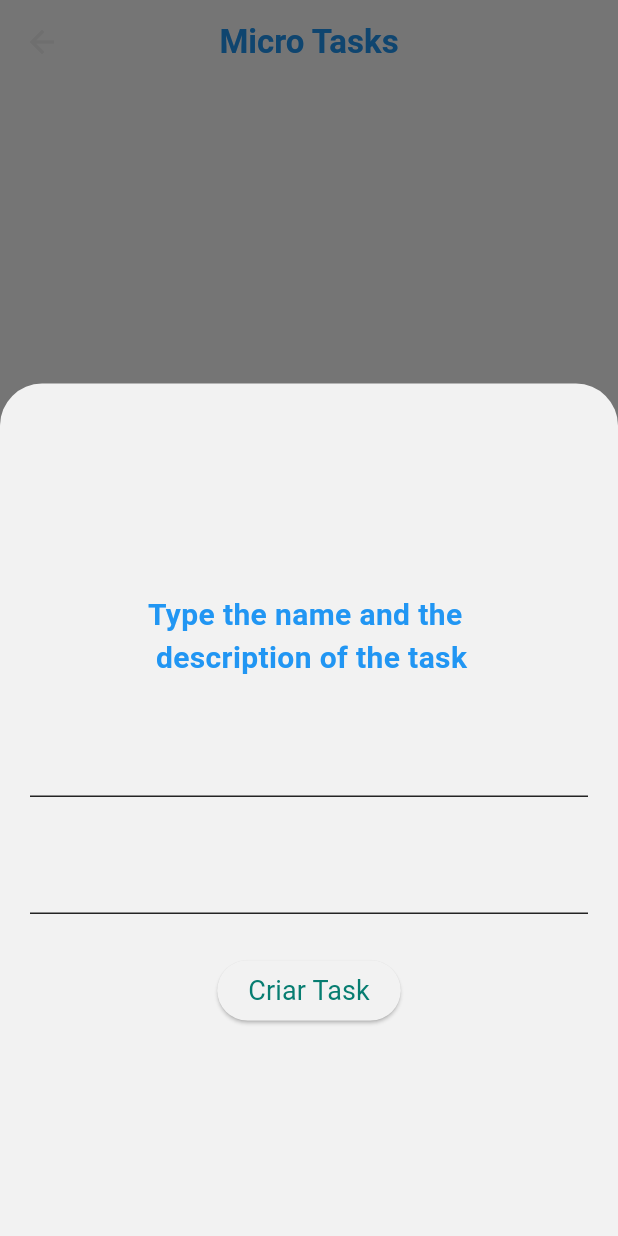
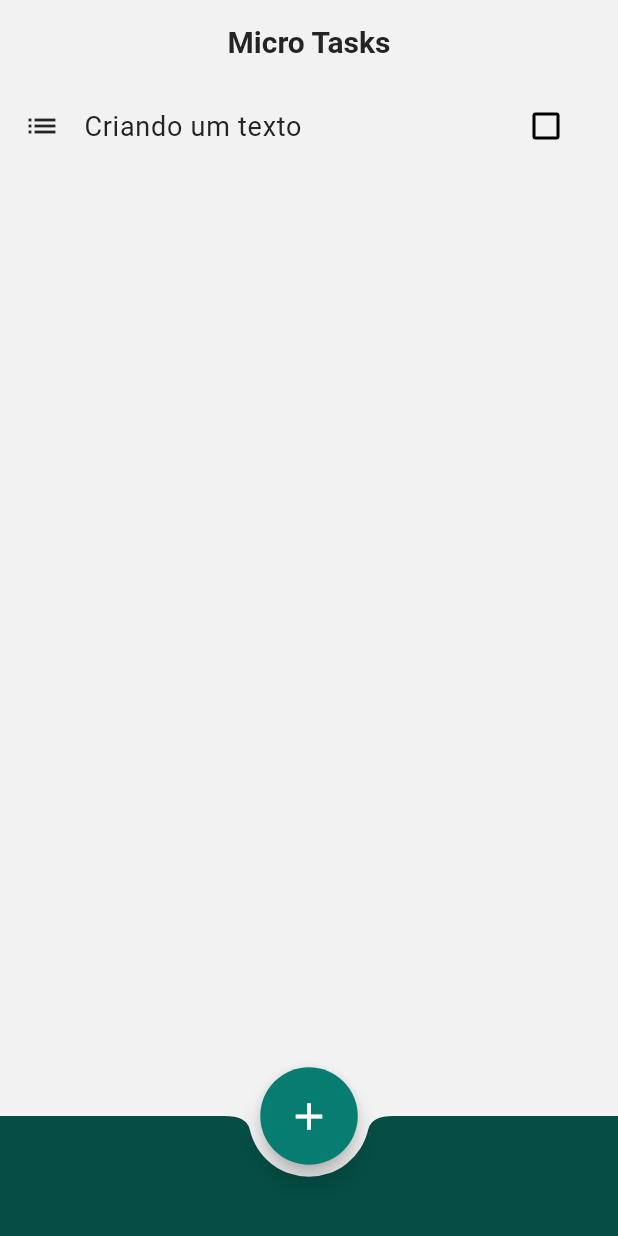
Before and after one commit to VitorMours/MicroTask, a Flutter app: the HomePage screen opened by its route, after a tap on the "add" icon, on a phone screen of 412 x 824 dp. Run offline on Flutter 3.47's test engine with Material 3 defaults, Android fonts, the phone set to English and light mode, and no system bars; our stand-ins replace drift, google_fonts, nested; accounts and stored records are empty.

Commit message:
Adding MVVM architecture for the home page of the app

```diff
--- a/lib/main.dart
+++ b/lib/main.dart
@@ -44,7 +44,7 @@ class MyApp extends StatelessWidget {
       initialRoute: '/',
       routes: {
         '/': (context) => const LoginPage(),
-        '/home': (context) => const HomePage(),
+        '/home': (context) =>HomePage(),
         '/signin': (context) => const SigninPage(),
       },
     );
--- a/lib/ui/core/theme/theme.dart
+++ b/lib/ui/core/theme/theme.dart
@@ -4,6 +4,7 @@ import "package:google_fonts/google_fonts.dart";
 
 final class AppColors {
   static final black = Color(0xFF242424);
+  static final hint = Color(0xFF929292);
   static final white = Color(0xFFf2f2f2);
   static final primary = Color(0xFF077d71);
   static final secondary = Color(0xFF3ec7b9);
@@ -59,7 +60,16 @@ abstract final class AppTheme {
     ),
   );
 
+
+  static final _appBarTheme = AppBarTheme(
+      titleTextStyle: TextStyle(
+        color: AppColors.black,
+        fontSize: 20,
+        fontWeight: FontWeight.bold,
+      ),
+  );
   static final _textInputTheme = InputDecorationTheme(
+    hintStyle: TextStyle(color: AppColors.hint),
     border: UnderlineInputBorder(
       borderSide: BorderSide(color: AppColors.black),
     ),
@@ -78,21 +88,43 @@ abstract final class AppTheme {
     ),
   );
 
+  static final snackBarThemeData = SnackBarThemeData(
+    backgroundColor: AppColors.tertiary
+  );
+
+  static final bottomAppBarThemeData = BottomAppBarTheme(
+    color: AppColors.tertiary,
+    surfaceTintColor: AppColors.tertiary
+  );
+  static final _listTileTheme = ListTileThemeData(
+    textColor: AppColors.black,
+    tileColor: AppColors.white,
+    leadingAndTrailingTextStyle: TextStyle(color: AppColors.black),
+    iconColor: AppColors.black
+
+
+  );
+
   static final lightTheme = ThemeData(
     brightness: Brightness.light,
+    appBarTheme: _appBarTheme,
     textTheme: _textTheme,
     colorScheme: AppColors.lightColorScheme,
     inputDecorationTheme: _textInputTheme,
+    snackBarTheme: snackBarThemeData,
+    bottomAppBarTheme: bottomAppBarThemeData,
+    listTileTheme: _listTileTheme
   );
 
   static final darkTheme = ThemeData(
     brightness: Brightness.dark,
+    appBarTheme: _appBarTheme,
     textTheme: _textTheme,
     colorScheme: AppColors.darkColorScheme,
     inputDecorationTheme: _textInputTheme,
+    snackBarTheme: snackBarThemeData,
+    bottomAppBarTheme: bottomAppBarThemeData,
+    listTileTheme: _listTileTheme
   );
 
-
-  static final snackBarThewmeData = SnackBarThemeData();
-
 }
--- /dev/null
+++ b/lib/ui/core/ui/bottom_navigation.dart
@@ -0,0 +1,18 @@
+import "package:flutter/material.dart";
+
+import "../theme/theme.dart";
+
+
+
+class BottomNavigation extends StatelessWidget {
+  const BottomNavigation({super.key});
+
+  @override
+  Widget build(BuildContext context) {
+    return BottomAppBar(
+      shape: CircularNotchedRectangle(),
+      notchMargin: 8,
+      child: Row(children: <Widget>[])
+    );
+  }
+}
--- a/lib/ui/features/home/viewmodel/home_viewmodel.dart
+++ b/lib/ui/features/home/viewmodel/home_viewmodel.dart
@@ -7,7 +7,7 @@ class HomeViewModel extends ChangeNotifier {
 
   TextEditingController taskNameController = TextEditingController();
   TextEditingController taskDescriptionController = TextEditingController();
-
+  final int _taskQuantity = 1;
 
   HomeViewModel({
     required UserRepository userRepository,
@@ -19,10 +19,13 @@ class HomeViewModel extends ChangeNotifier {
   final TaskRepository _taskRepository;
 
 
+  // TaskModel task
+   addTask(){
 
-  void addTask(TaskModel task){}
+    notifyListeners();
+  }
 
-
+  get taskQuantity => _taskQuantity;
 
 
 
--- a/lib/ui/features/home/widgets/home_screen.dart
+++ b/lib/ui/features/home/widgets/home_screen.dart
@@ -1,112 +1,56 @@
 import "package:flutter/gestures.dart";
 import "package:flutter/material.dart";
 import "package:provider/provider.dart";
+import "../../../core/ui/bottom_navigation.dart";
 import "../viewmodel/home_viewmodel.dart";
+import "";
 
-class HomePage extends StatefulWidget {
+class HomePage extends StatelessWidget {
   const HomePage({super.key});
-
-  @override
-  State<HomePage> createState() => _HomePageState();
-}
-
-class _HomePageState extends State<HomePage> {
-  final TextEditingController taskName = TextEditingController();
-  final TextEditingController taskDescription = TextEditingController();
 
   @override
   Widget build(BuildContext context) {
     return Scaffold(
-      backgroundColor: Colors.white,
-      // drawer: StyledDrawer(),
-      appBar: AppBar(
-        // TODO: Modificar o uso do app para ser feito por meio de um consumer que simular om provider de contexto para o changenotifier
-        title: const Text(
-          "Micro Tasks",
-          style: TextStyle(color: Colors.blue, fontWeight: FontWeight.bold),
-        ),
-        centerTitle: true,
-        backgroundColor: Colors.white,
-      ),
-      bottomNavigationBar: BottomAppBar(
-        shape: const CircularNotchedRectangle(),
-        color: Colors.blue,
-        clipBehavior: Clip.antiAlias,
-        notchMargin: 8.0,
-        child: Row(children: <Widget>[]),
-      ),
-
-      body: Container(color: Colors.white),
       floatingActionButtonLocation: FloatingActionButtonLocation.centerDocked,
-      floatingActionButton: Consumer<HomeViewModel>(
-        builder: (context, builder, child) {
-          return FloatingActionButton(
-            backgroundColor: Colors.blue,
-            shape: const CircleBorder(),
-            child: Icon(Icons.add, color: Colors.white, size: 30),
-            onPressed: () {
-              showModalBottomSheet(
-                context: context,
-                isScrollControlled: true,
-                builder: (BuildContext context) {
-                  return Padding(
-                    padding: EdgeInsets.only(
-                      bottom: MediaQuery.of(context).viewInsets.bottom,
-                    ),
-                    child: SizedBox(
-                      width: double.infinity,
-                      height: (MediaQuery.of(context).size.height / 1.45),
-                      child: Column(
-                        mainAxisAlignment: MainAxisAlignment.center,
-                        children: [
-                          Padding(
-                            padding: const EdgeInsets.fromLTRB(0, 0, 0, 15),
-                            child: Text(
-                              "Type the name and the \n description of the task",
-                              style: TextStyle(
-                                color: Colors.blue,
-                                fontWeight: FontWeight.bold,
-                                fontSize: 20,
-                              ),
-                            ),
-                          ),
-                          Padding(
-                            padding: const EdgeInsets.symmetric(
-                              horizontal: 20,
-                              vertical: 15,
-                            ),
-                            child: TextFormField(
-                              controller: taskName,
-                            ),
-                          ),
-
-                          Padding(
-                            padding: const EdgeInsets.symmetric(
-                              horizontal: 20,
-                              vertical: 15,
-                            ),
-                            child: TextFormField(
-                              controller: taskDescription,
-                            ),
-                          ),
-                          Padding(
-                            padding: const EdgeInsets.only(top: 12),
-                            child: ElevatedButton(
-                              onPressed: () {},
-                              // outro elemento que seja de responsabilidade de renderizar as tasks
-                              child: Text("Criar Task"),
-                            ),
-                          ),
-                        ],
-                      ),
-                    ),
-                  );
-                },
+      appBar: AppBar(title: Text("Micro Tasks"), centerTitle: true),
+      body: Consumer<HomeViewModel>(
+        builder: (context, viewModel, child) {
+          return ListView.builder(
+            itemCount: viewModel.taskQuantity,
+            itemBuilder: (BuildContext context, int index) {
+              return ListTile(
+                leading: Icon(Icons.list),
+                title: Text("Criando um texto"),
+                trailing: Wrap(
+                  children: [
+                    Checkbox(
+                        side: BorderSide(color: Colors.black, width: 2),
+                        value: false, onChanged: (bool) {})
+                  ],
+                ),
+              );
+              return ListTile(
+                leading: Icon(Icons.list),
+                title: Text("Criando um texto"),
               );
             },
           );
         },
       ),
+      //       bottomNavigationBar: BottomNavigation()
+      floatingActionButton: SizedBox(
+        width: 65,
+        height: 65,
+        child: FloatingActionButton(
+          tooltip: "Adicionar Task",
+          shape: CircleBorder(),
+          onPressed: () {
+            context.read<HomeViewModel>().addTask();
+          },
+          child: Icon(size: 30, color: Colors.white, Icons.add),
+        ),
+      ),
+      bottomNavigationBar: BottomNavigation(),
     );
   }
 }
```
Also changed, not shown: lib/pages/home_page.dart (deleted, +0 -111 lines), lib/pages/login_page.dart (deleted, +0 -69 lines), lib/ui/features/ login/viewmodel/login_viewmodel.dart (+2 -5 lines), lib/ui/features/ login/widgets/login_page.dart (+14 -9 lines).
